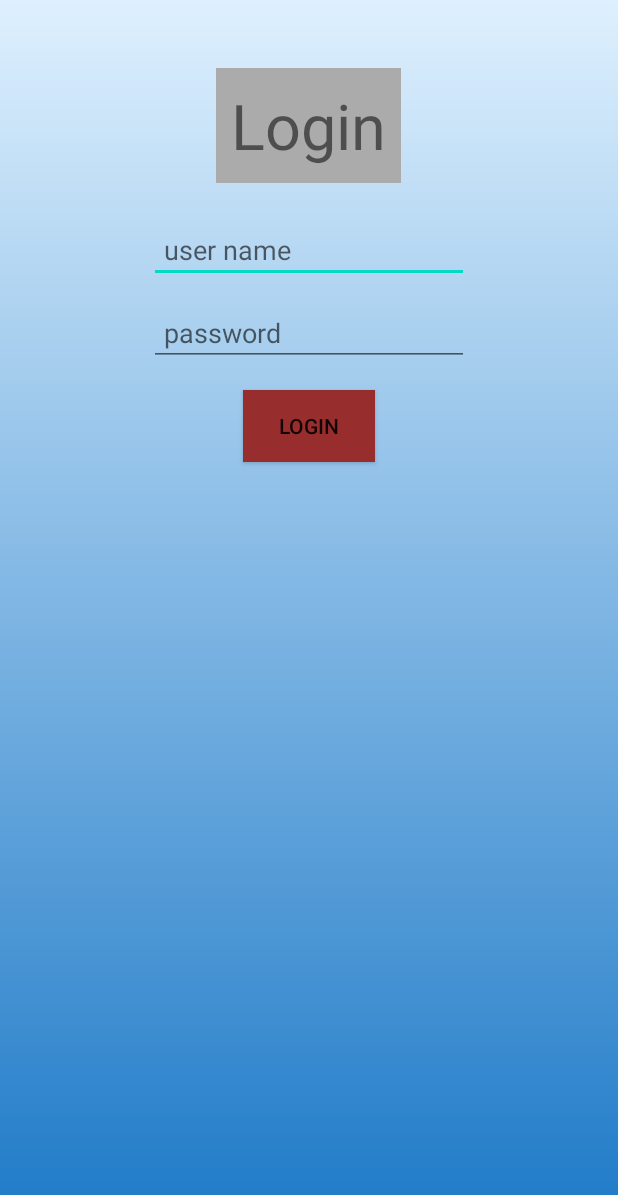
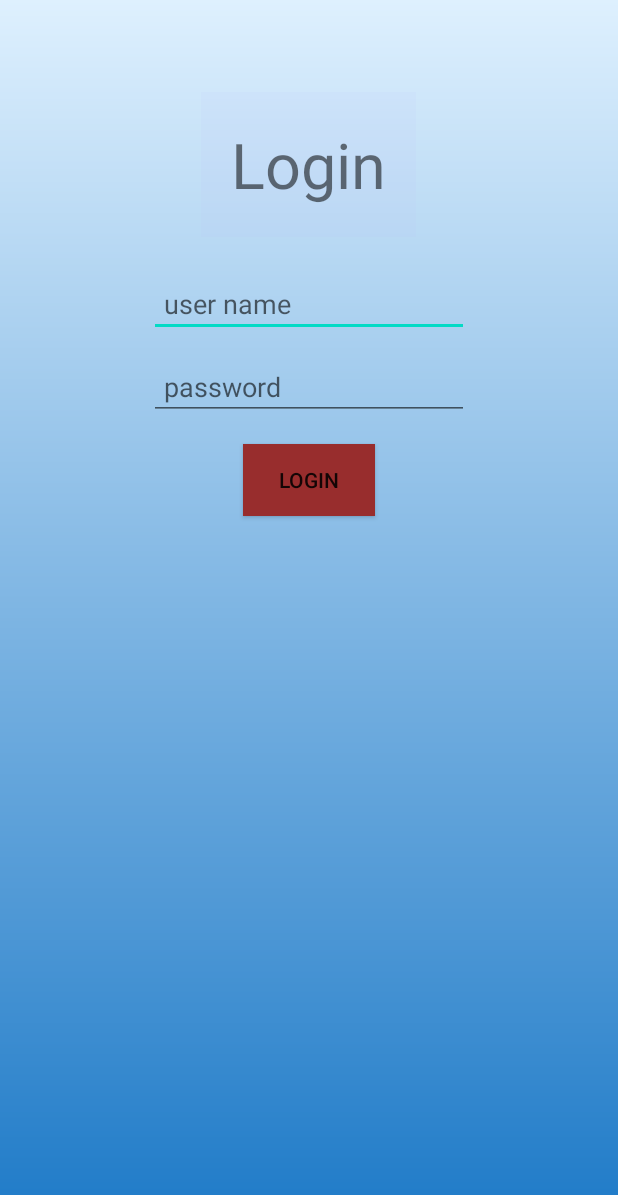
Before and after one commit to LidorPrototype/MusicianFinder, an Android app: the Login screen opened directly, with no data from a screen before it, on a phone screen of 412 x 824 dp. Shown: the top 1195 px of the screen. Run offline under Robolectric (Android 15) with nearby library versions, the phone set to English and light mode, and no system bars; our stand-ins replace Firebase (no records; nobody signed in at launch, a user with empty details on screens opened directly).

Commit message:
small design

```diff
--- a/app/src/main/res/layout/activity_login.xml
+++ b/app/src/main/res/layout/activity_login.xml
@@ -12,7 +12,9 @@
         android:layout_height="match_parent"
         tools:ignore="MissingConstraints"
         tools:layout_editor_absoluteX="8dp"
-        tools:layout_editor_absoluteY="8dp">
+        tools:layout_editor_absoluteY="8dp"
+        android:paddingTop="36dp"
+        >
 
         <TextView
             android:layout_width="wrap_content"
@@ -20,8 +22,8 @@
             android:layout_above="@+id/edUserName"
             android:layout_centerHorizontal="true"
             android:layout_marginBottom="22dp"
-            android:background="#ACABAB"
-            android:padding="10dp"
+            android:background="#1AB5B5F3"
+            android:padding="20dp"
             android:text="@string/login_text"
             android:textSize="42dp" />
 
```
